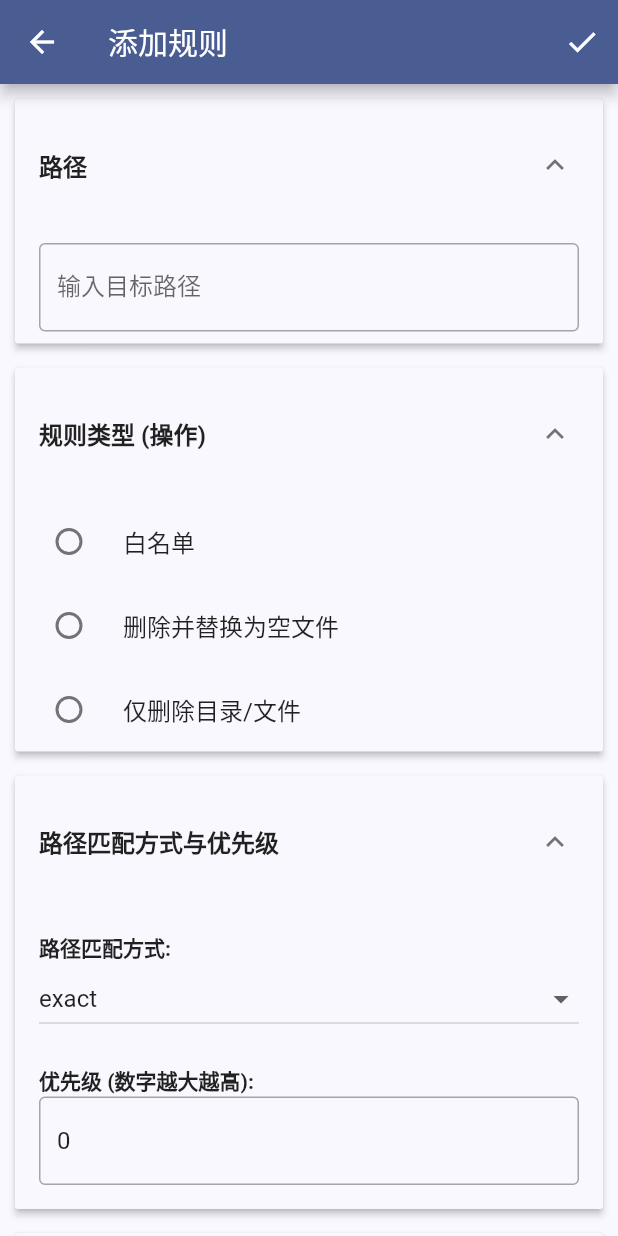
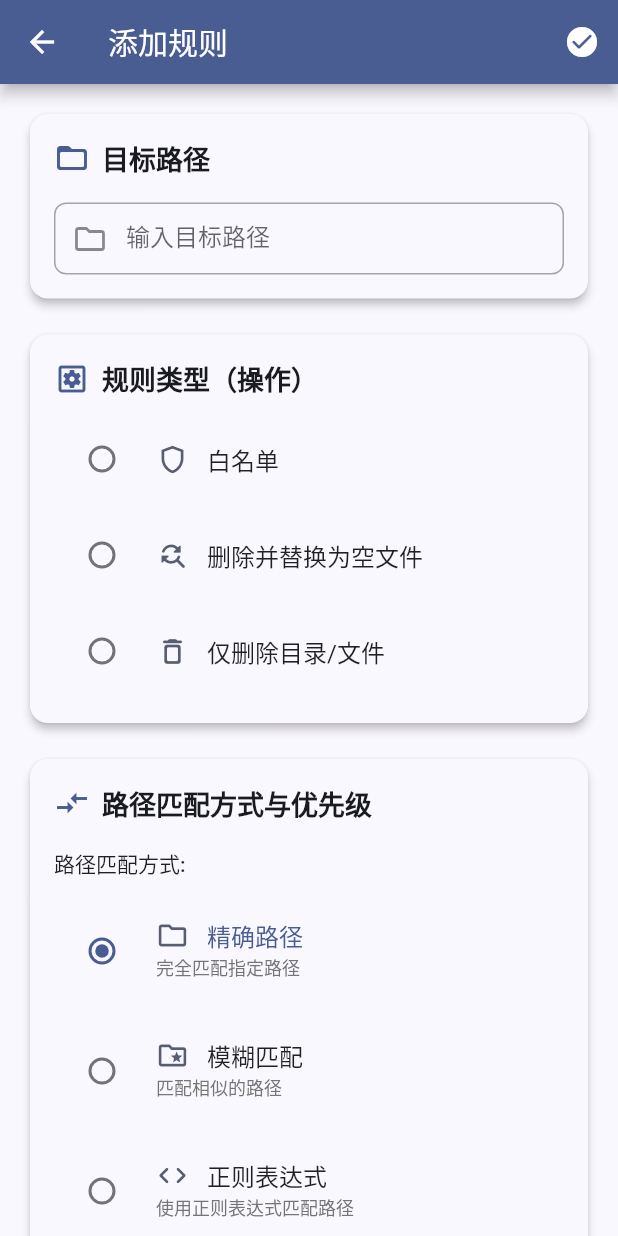
Before and after one commit to Deali-Axy/dont-poop-in-my-phone, a Flutter app: the AddRulePage screen opened directly, on a phone screen of 412 x 824 dp. Run offline on Flutter 3.47's test engine with Material 3 defaults, Android fonts, the phone set to English and light mode, and no system bars; our stand-ins replace bot_toast, device_info_plus, dio, drift, flutter_breadcrumb, flutter_spinkit and 5 more; missing offline and left inert: intro_views_flutter, sqlite3; accounts and stored records are empty; generated files the repository leaves out were written again.

Commit message:
refactor(add_rule): 重构添加规则页面UI并增加图标支持
重构添加规则页面的UI布局，将展开面板替换为卡片式布局，并增加图标支持以提升用户体验。同时优化了路径匹配方式和优先级输入的设计。

```diff
--- a/lib/pages/add_rule.dart
+++ b/lib/pages/add_rule.dart
@@ -12,9 +12,10 @@ enum AppRuleType { whileList, delete, deleteAndReplace }
 class AppRuleTypeItem {
   AppRuleType ruleType;
   String verboseName;
+  IconData icon;
   models.ActionType? actionType; // For mapping to actual ActionType
 
-  AppRuleTypeItem(this.ruleType, this.verboseName, {this.actionType});
+  AppRuleTypeItem(this.ruleType, this.verboseName, this.icon, {this.actionType});
 }
 
 class AddRulePage extends StatefulWidget {
@@ -41,10 +42,16 @@ class _AddRulePageState extends State<AddRulePage> {
 
   // UI representation of rule types. This mapping needs care.
   final List<AppRuleTypeItem> _appRuleTypeList = [
-    AppRuleTypeItem(AppRuleType.whileList, '白名单'), // Whitelist is handled separately now usually
-    AppRuleTypeItem(AppRuleType.deleteAndReplace, '删除并替换为空文件', actionType: models.ActionType.deleteAndReplace),
-    AppRuleTypeItem(AppRuleType.delete, '仅删除目录/文件', actionType: models.ActionType.delete),
+    AppRuleTypeItem(AppRuleType.whileList, '白名单', Icons.shield_outlined), // Whitelist is handled separately now usually
+    AppRuleTypeItem(AppRuleType.deleteAndReplace, '删除并替换为空文件', Icons.find_replace_rounded, actionType: models.ActionType.deleteAndReplace),
+    AppRuleTypeItem(AppRuleType.delete, '仅删除目录/文件', Icons.delete_outline_rounded, actionType: models.ActionType.delete),
     // Consider adding deleteFolder, deleteFile specific options if AppRuleType is to be fine-grained
+  ];
+
+  final List<Map<String, dynamic>> _pathMatchTypeList = [
+    {'type': models.PathMatchType.exact, 'name': '精确路径', 'icon': Icons.folder_outlined, 'description': '完全匹配指定路径'},
+    {'type': models.PathMatchType.fuzzy, 'name': '模糊匹配', 'icon': Icons.folder_special_outlined, 'description': '匹配相似的路径'},
+    {'type': models.PathMatchType.regex, 'name': '正则表达式', 'icon': Icons.code_rounded, 'description': '使用正则表达式匹配路径'},
   ];
 
   bool get _isEditMode => widget.ruleItemToEdit != null;
@@ -89,8 +96,9 @@ class _AddRulePageState extends State<AddRulePage> {
         title: Text(_isEditMode ? '编辑规则' : '添加规则'),
         actions: [
           IconButton(
-            icon: Icon(Icons.check),
+            icon: Icon(Icons.check_circle_rounded),
             onPressed: _saveRule, // Changed to a method
+            tooltip: '保存规则',
           ),
         ],
       ),
@@ -165,70 +173,76 @@ class _AddRulePageState extends State<AddRulePage> {
   }
 
   Widget _buildBody() {
-    var panelTitleStyle = TextStyle(fontWeight: FontWeight.bold);
-    var panels = ExpansionPanelList(
-      expansionCallback: (int index, bool isExpanded) {
-        setState(() {
-          _expandedStatusList[index] = !isExpanded;
-        });
-      },
+    return SingleChildScrollView(
+      padding: EdgeInsets.all(16.0),
+      child: Column(
+        crossAxisAlignment: CrossAxisAlignment.start,
         children: [
-        ExpansionPanel(
-          isExpanded: _expandedStatusList[0],
-          headerBuilder: (BuildContext context, bool isExpanded) {
-            return ListTile(title: Text('路径', style: panelTitleStyle));
-          },
-          body: Padding(
-            padding: const EdgeInsets.symmetric(horizontal: 16.0, vertical: 8.0),
-            child: TextField(
-              controller: _pathController,
-              decoration: InputDecoration(
-                border: OutlineInputBorder(),
-                labelText: '输入目标路径',
-              ),
-            ),
-          ),
-        ),
-        ExpansionPanel(
-          isExpanded: _expandedStatusList[1],
-          headerBuilder: (BuildContext context, bool isExpanded) {
-            return ListTile(title: Text('规则类型 (操作)', style: panelTitleStyle));
-          },
-          body: _buildRuleTypePanel(), // Renamed
-        ),
-        ExpansionPanel(
-          isExpanded: _expandedStatusList[2],
-          headerBuilder: (BuildContext context, bool isExpanded) {
-            return ListTile(title: Text('路径匹配方式与优先级', style: panelTitleStyle));
-          },
-          body: _buildMatchingAndPriorityPanel(), // New Panel
-        ),
-        ExpansionPanel(
-          isExpanded: _expandedStatusList[3],
-          headerBuilder: (BuildContext context, bool isExpanded) {
-            return ListTile(title: Text('标注 (可选)', style: panelTitleStyle));
-          },
-          body: _buildAnnotationPanel(),
-        ),
+          _buildPathSection(),
+          SizedBox(height: 16),
+          _buildRuleTypeSection(),
+          SizedBox(height: 16),
+          _buildMatchingAndPrioritySection(),
+          SizedBox(height: 16),
+          _buildAnnotationSection(),
+          SizedBox(height: 32),
+          _buildSaveButton(),
         ],
-    );
-    return SingleChildScrollView(
-      child: Container(
-        padding: EdgeInsets.all(10),
-        child: panels,
       ),
     );
   }
 
-  Widget _buildRuleTypePanel() { // Renamed and modified
-    return Column(
-      children: _appRuleTypeList.map((e) {
-        // If this page no longer handles whitelist, filter it out.
-        // For now, assuming it might, or for user clarity.
-        // if (e.ruleType == AppRuleType.whileList && _isEditMode && widget.ruleItemToEdit != null) return SizedBox.shrink();
+  Widget _buildPathSection() {
+    return Card(
+      elevation: 2.5,
+      shape: RoundedRectangleBorder(borderRadius: BorderRadius.circular(12.0)),
+      child: Padding(
+        padding: const EdgeInsets.all(16.0),
+        child: Column(
+          crossAxisAlignment: CrossAxisAlignment.start,
+          children: [
+            _buildSectionHeader(Icons.folder_open_rounded, '目标路径'),
+            SizedBox(height: 16),
+            TextField(
+              controller: _pathController,
+              decoration: InputDecoration(
+                border: OutlineInputBorder(
+                  borderRadius: BorderRadius.circular(8.0),
+                ),
+                labelText: '输入目标路径',
+                prefixIcon: Icon(Icons.folder_outlined),
+                hintText: '例如：/data/app/...',
+                contentPadding: EdgeInsets.symmetric(vertical: 12, horizontal: 16),
+              ),
+              maxLines: 2,
+              minLines: 1,
+            ),
+          ],
+        ),
+      ),
+    );
+  }
 
+  Widget _buildRuleTypeSection() {
+    return Card(
+      elevation: 2.5,
+      shape: RoundedRectangleBorder(borderRadius: BorderRadius.circular(12.0)),
+      child: Padding(
+        padding: const EdgeInsets.all(16.0),
+        child: Column(
+          crossAxisAlignment: CrossAxisAlignment.start,
+          children: [
+            _buildSectionHeader(Icons.settings_applications_outlined, '规则类型（操作）'),
+            SizedBox(height: 8),
+            ..._appRuleTypeList.map((e) {
               return RadioListTile<AppRuleType>(
-          title: Text(e.verboseName),
+                title: Row(
+                  children: [
+                    Icon(e.icon, size: 22, color: Theme.of(context).colorScheme.secondary),
+                    SizedBox(width: 12),
+                    Text(e.verboseName),
+                  ],
+                ),
                 value: e.ruleType,
                 groupValue: _selectedAppRuleType,
                 onChanged: (AppRuleType? value) {
@@ -236,27 +250,61 @@ class _AddRulePageState extends State<AddRulePage> {
                     _selectedAppRuleType = value;
                   });
                 },
+                activeColor: Theme.of(context).colorScheme.primary,
+                selected: _selectedAppRuleType == e.ruleType,
+                shape: RoundedRectangleBorder(
+                  borderRadius: BorderRadius.circular(8.0),
+                ),
+                contentPadding: EdgeInsets.symmetric(horizontal: 12, vertical: 4),
               );
             }).toList(),
+          ],
+        ),
+      ),
     );
   }
 
-  Widget _buildMatchingAndPriorityPanel() {
-    return Padding(
+  Widget _buildMatchingAndPrioritySection() {
+    return Card(
+      elevation: 2.5,
+      shape: RoundedRectangleBorder(borderRadius: BorderRadius.circular(12.0)),
+      child: Padding(
         padding: const EdgeInsets.all(16.0),
         child: Column(
           crossAxisAlignment: CrossAxisAlignment.start,
           children: [
-          Text('路径匹配方式:', style: TextStyle(fontWeight: FontWeight.bold)),
-          DropdownButton<models.PathMatchType>(
-            value: _selectedPathMatchType,
-            isExpanded: true,
-            items: models.PathMatchType.values.map((models.PathMatchType value) {
-              return DropdownMenuItem<models.PathMatchType>(
-                value: value,
-                child: Text(value.toString().split('.').last), // Simple display name
+            _buildSectionHeader(Icons.compare_arrows_outlined, '路径匹配方式与优先级'),
+            SizedBox(height: 16),
+            Text('路径匹配方式:', style: TextStyle(fontWeight: FontWeight.w500)),
+            SizedBox(height: 8),
+            _buildPathMatchTypeSelector(),
+            SizedBox(height: 20),
+            Text('优先级 (数字越大越高):', style: TextStyle(fontWeight: FontWeight.w500)),
+            SizedBox(height: 8),
+            _buildPriorityInput(),
+          ],
+        ),
+      ),
     );
-            }).toList(),
+  }
+
+  Widget _buildPathMatchTypeSelector() {
+    return Column(
+      children: _pathMatchTypeList.map((option) {
+        return RadioListTile<models.PathMatchType>(
+          title: Row(
+            children: [
+              Icon(option['icon'], size: 22, color: Theme.of(context).colorScheme.secondary),
+              SizedBox(width: 12),
+              Text(option['name']),
+            ],
+          ),
+          subtitle: Text(
+            option['description'],
+            style: TextStyle(fontSize: 12, color: Colors.grey.shade600),
+          ),
+          value: option['type'],
+          groupValue: _selectedPathMatchType,
           onChanged: (models.PathMatchType? newValue) {
             if (newValue != null) {
               setState(() {
@@ -264,34 +312,105 @@ class _AddRulePageState extends State<AddRulePage> {
               });
             }
           },
+          activeColor: Theme.of(context).colorScheme.primary,
+          selected: _selectedPathMatchType == option['type'],
+          shape: RoundedRectangleBorder(
+            borderRadius: BorderRadius.circular(8.0),
           ),
-          SizedBox(height: 20),
-          Text('优先级 (数字越大越高):', style: TextStyle(fontWeight: FontWeight.bold)),
-          TextFormField(
+          contentPadding: EdgeInsets.symmetric(horizontal: 12, vertical: 4),
+        );
+      }).toList(),
+    );
+  }
+
+  Widget _buildPriorityInput() {
+    return Row(
+      children: [
+        Icon(Icons.priority_high_rounded, size: 22, color: Theme.of(context).colorScheme.secondary),
+        SizedBox(width: 12),
+        Expanded(
+          child: TextFormField(
             initialValue: _priority.toString(),
             keyboardType: TextInputType.number,
             decoration: InputDecoration(
-              border: OutlineInputBorder(),
+              border: OutlineInputBorder(
+                borderRadius: BorderRadius.circular(8.0),
+              ),
+              hintText: '输入数字，默认为0',
+              contentPadding: EdgeInsets.symmetric(vertical: 12, horizontal: 16),
             ),
             onChanged: (value) {
+              setState(() {
                 _priority = int.tryParse(value) ?? 0;
+              });
             },
           ),
+        ),
       ],
+    );
+  }
+
+  Widget _buildAnnotationSection() {
+    return Card(
+      elevation: 2.5,
+      shape: RoundedRectangleBorder(borderRadius: BorderRadius.circular(12.0)),
+      child: Padding(
+        padding: const EdgeInsets.all(16.0),
+        child: Column(
+          crossAxisAlignment: CrossAxisAlignment.start,
+          children: [
+            _buildSectionHeader(Icons.comment_outlined, '标注（可选）'),
+            SizedBox(height: 16),
+            TextField(
+              controller: _annotationController,
+              decoration: InputDecoration(
+                border: OutlineInputBorder(
+                  borderRadius: BorderRadius.circular(8.0),
+                ),
+                labelText: '输入标注信息',
+                hintText: '为此规则添加注解说明...',
+                prefixIcon: Icon(Icons.short_text_rounded),
+                contentPadding: EdgeInsets.symmetric(vertical: 12, horizontal: 16),
+              ),
+              maxLines: 2,
+            ),
+          ],
+        ),
       ),
     );
   }
 
-  Widget _buildAnnotationPanel() {
-    return Padding(
-       padding: const EdgeInsets.symmetric(horizontal: 16.0, vertical: 8.0),
-      child: TextField(
-        controller: _annotationController,
-        decoration: InputDecoration(
-          border: OutlineInputBorder(),
-          labelText: '输入标注信息',
+  Widget _buildSectionHeader(IconData icon, String title) {
+    return Row(
+      children: [
+        Icon(icon, color: Theme.of(context).colorScheme.primary, size: 24),
+        SizedBox(width: 8),
+        Text(
+          title,
+          style: TextStyle(
+            fontSize: 18,
+            fontWeight: FontWeight.bold,
+            color: Theme.of(context).colorScheme.onSurface,
           ),
-        // onEditingComplete is handled by _saveRule now for controllers
+        ),
+      ],
+    );
+  }
+
+  Widget _buildSaveButton() {
+    return SizedBox(
+      width: double.infinity,
+      child: ElevatedButton.icon(
+        icon: Icon(Icons.save_rounded),
+        label: Text(_isEditMode ? '保存修改' : '创建规则'),
+        onPressed: _saveRule,
+        style: ElevatedButton.styleFrom(
+          padding: EdgeInsets.symmetric(vertical: 14),
+          textStyle: TextStyle(fontSize: 16, fontWeight: FontWeight.bold),
+          shape: RoundedRectangleBorder(
+            borderRadius: BorderRadius.circular(10.0),
+          ),
+        ),
       ),
     );
   }
```
Lines whose indentation alone changed are shown as unchanged.
